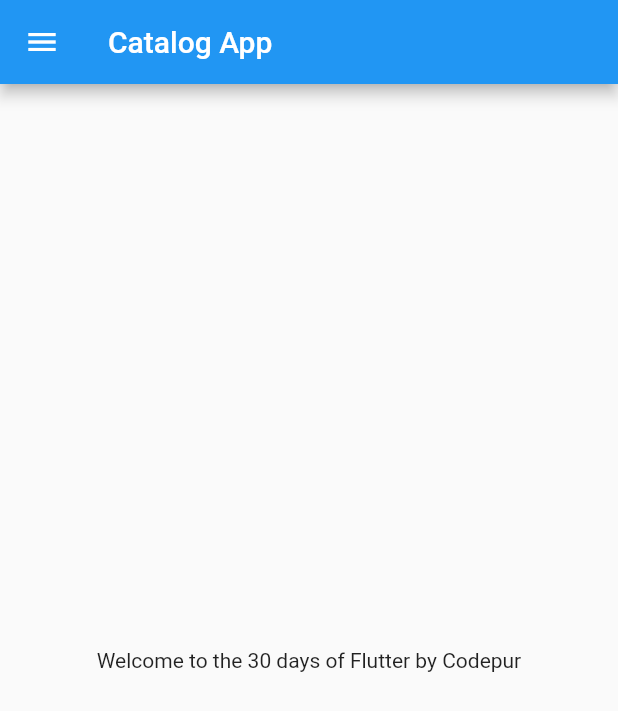
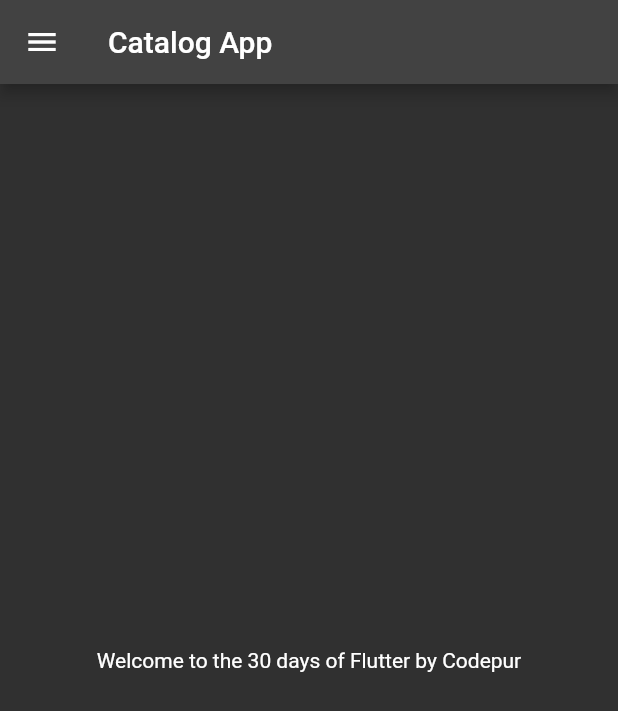
Before and after one commit to klloni/flutter_projects, a Flutter app: the screen it shows after launch, on a phone screen of 412 x 824 dp. Shown: the top 711 px of the screen. Run offline on Flutter 3.47's test engine with Material 2 defaults, Android fonts, the phone set to English and light mode, and no system bars.

Commit message:
Day 2 complete

```diff
--- a/lib/main.dart
+++ b/lib/main.dart
@@ -1,4 +1,4 @@
-import 'package:first_app/home_page.dart';
+import 'package:first_app/pages/home_page.dart';
 import 'package:flutter/material.dart';
 
 void main() {
@@ -15,6 +15,10 @@ class MyApp extends StatelessWidget {
     // var day = "Tuesday";
     // const pi = 3.14;
 
-    return MaterialApp(home: HomePage());
+    return MaterialApp(
+      home: HomePage(),
+      themeMode: ThemeMode.dark,
+      darkTheme: ThemeData(brightness: Brightness.dark),
+    );
   }
 }
--- a/lib/home_page.dart
+++ b/lib/pages/home_page.dart
@@ -7,6 +7,7 @@ class HomePage extends StatelessWidget {
 
   @override
   Widget build(BuildContext context) {
+    bringVegetables(rupees: 500);
     return Scaffold(
       appBar: AppBar(
         title: Text("Catalog App"),
@@ -14,7 +15,13 @@ class HomePage extends StatelessWidget {
       body: Center(
           child: Center(
         child: Text("Welcome to the $days days of Flutter by $name"),
-      )), drawer: Drawer(),
+      )),
+      drawer: Drawer(),
     );
   }
+
+  bringVegetables({bool thaila = true, int rupees = 100}) {
+    // take bicycle
+    // take money
+  }
 }
```
Also changed, not shown: 1 other file.
